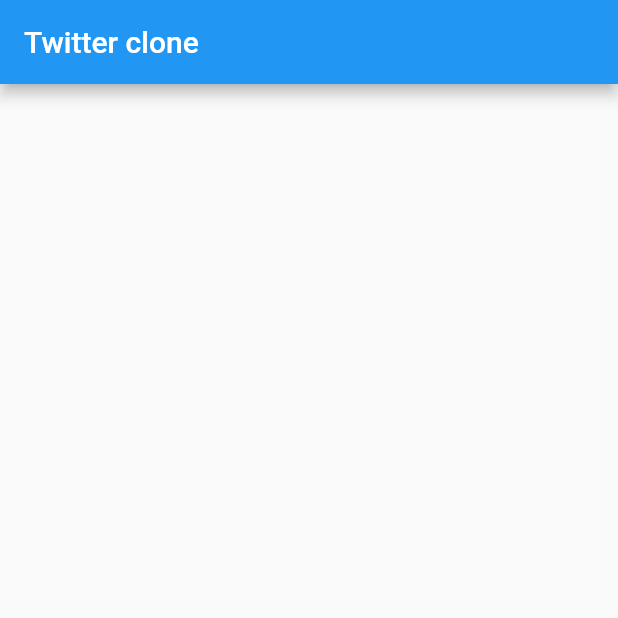
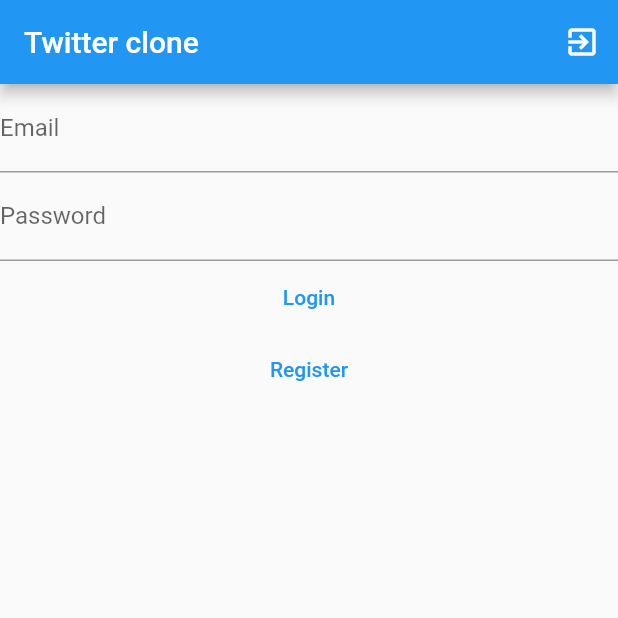
Before and after one commit to Rukkaitto/twitter_clone, a Flutter app: the screen it shows after launch, on a phone screen of 412 x 824 dp, the top half of it. Run offline on Flutter 3.47's test engine with Material 2 defaults, Android fonts, the phone set to English and light mode, and no system bars; our stand-ins replace bloc, firebase_auth, firebase_core; accounts and stored records are empty.

Commit message:
Added email/password sign in and registration

```diff
--- a/lib/app.dart
+++ b/lib/app.dart
@@ -1,4 +1,5 @@
 import 'package:flutter/material.dart';
+import 'package:twitter_clone/features/auth/ui/views/register_view.dart';
 import 'package:twitter_clone/home.dart';
 
 class App extends StatelessWidget {
@@ -6,9 +7,13 @@ class App extends StatelessWidget {
 
   @override
   Widget build(BuildContext context) {
-    return const MaterialApp(
+    return MaterialApp(
       title: 'Twitter Clone',
-      home: HomePage(),
+      initialRoute: HomePage.routeName,
+      routes: {
+        RegisterView.routeName: (context) => RegisterView(),
+      },
+      home: const HomePage(),
     );
   }
 }
--- /dev/null
+++ b/lib/features/auth/ui/cubit/auth_state.dart
@@ -0,0 +1,6 @@
+part of 'auth_cubit.dart';
+
+@immutable
+abstract class AuthState {}
+
+class AuthInitial extends AuthState {}
--- /dev/null
+++ b/lib/features/auth/ui/views/login_view.dart
@@ -0,0 +1,60 @@
+import 'package:firebase_auth/firebase_auth.dart';
+import 'package:flutter/material.dart';
+
+class LoginView extends StatelessWidget {
+  LoginView({Key? key}) : super(key: key);
+
+  final TextEditingController _emailController = TextEditingController();
+  final TextEditingController _passwordController = TextEditingController();
+
+  @override
+  Widget build(BuildContext context) {
+    return Center(
+      child: Column(
+        children: [
+          TextField(
+            controller: _emailController,
+            decoration: const InputDecoration(
+              labelText: 'Email',
+            ),
+          ),
+          TextField(
+            controller: _passwordController,
+            obscureText: true,
+            decoration: const InputDecoration(
+              labelText: 'Password',
+            ),
+          ),
+          TextButton(
+            onPressed: handleLogin,
+            child: const Text('Login'),
+          ),
+          TextButton(
+            onPressed: () => handleRegister(context),
+            child: const Text('Register'),
+          ),
+        ],
+      ),
+    );
+  }
+
+  void handleRegister(BuildContext context) {
+    Navigator.pushNamed(context, '/register');
+  }
+
+  void handleLogin() async {
+    try {
+      final userCredential =
+          await FirebaseAuth.instance.signInWithEmailAndPassword(
+        email: _emailController.text,
+        password: _passwordController.text,
+      );
+    } on FirebaseAuthException catch (e) {
+      if (e.code == 'user-not-found') {
+        print('User not found');
+      } else if (e.code == 'wrong-password') {
+        print('Wrong password');
+      }
+    }
+  }
+}
--- /dev/null
+++ b/lib/features/auth/ui/views/register_view.dart
@@ -0,0 +1,61 @@
+import 'package:firebase_auth/firebase_auth.dart';
+import 'package:flutter/material.dart';
+
+class RegisterView extends StatelessWidget {
+  static String routeName = '/register';
+  RegisterView({Key? key}) : super(key: key);
+
+  final TextEditingController _emailController = TextEditingController();
+  final TextEditingController _passwordController = TextEditingController();
+
+  @override
+  Widget build(BuildContext context) {
+    return Scaffold(
+      appBar: AppBar(
+        title: const Text('Register'),
+      ),
+      body: Center(
+        child: Column(
+          children: [
+            TextField(
+              controller: _emailController,
+              decoration: const InputDecoration(
+                labelText: 'Email',
+              ),
+            ),
+            TextField(
+              controller: _passwordController,
+              obscureText: true,
+              decoration: const InputDecoration(
+                labelText: 'Password',
+              ),
+            ),
+            TextButton(
+              onPressed: () => handleRegister(context),
+              child: const Text('Register'),
+            ),
+          ],
+        ),
+      ),
+    );
+  }
+
+  void handleRegister(BuildContext context) async {
+    try {
+      final userCredential =
+          await FirebaseAuth.instance.createUserWithEmailAndPassword(
+        email: _emailController.text,
+        password: _passwordController.text,
+      );
+      Navigator.of(context).pop();
+    } on FirebaseAuthException catch (e) {
+      if (e.code == 'weak-password') {
+        print('The password provided is too weak');
+      } else if (e.code == 'email-already-in-use') {
+        print('The account already exists for that email');
+      }
+    } catch (e) {
+      print(e);
+    }
+  }
+}
--- a/lib/home.dart
+++ b/lib/home.dart
@@ -1,6 +1,10 @@
+import 'package:firebase_auth/firebase_auth.dart';
 import 'package:flutter/material.dart';
+import 'package:twitter_clone/features/auth/ui/views/login_view.dart';
 
 class HomePage extends StatelessWidget {
+  static String routeName = '/';
+
   const HomePage({Key? key}) : super(key: key);
 
   @override
@@ -8,8 +12,33 @@ class HomePage extends StatelessWidget {
     return Scaffold(
       appBar: AppBar(
         title: const Text('Twitter clone'),
+        actions: [
+          IconButton(
+            icon: const Icon(Icons.exit_to_app),
+            onPressed: handleLogout,
+          ),
+        ],
       ),
-      body: Container(),
+      body: buildWithAuthState(),
     );
   }
+
+  Widget buildWithAuthState() {
+    return StreamBuilder<User?>(
+      stream: FirebaseAuth.instance.authStateChanges(),
+      builder: (context, snapshot) {
+        if (snapshot.hasData) {
+          return const Center(
+            child: Text('logged in'),
+          );
+        } else {
+          return LoginView();
+        }
+      },
+    );
+  }
+
+  void handleLogout() {
+    FirebaseAuth.instance.signOut();
+  }
 }
--- a/pubspec.yaml
+++ b/pubspec.yaml
@@ -35,6 +35,10 @@ dependencies:
   # Use with the CupertinoIcons class for iOS style icons.
   cupertino_icons: ^1.0.2
   firebase_core: ^1.13.1
+  firebase_auth: ^3.3.11
+  flutter_bloc: ^8.0.1
+  equatable: ^2.0.3
+  get_it: ^7.2.0
 
 dev_dependencies:
   flutter_test:
```
Also changed, not shown: lib/features/auth/ui/cubit/auth_cubit.dart (added, +8 -0 lines), pubspec.lock, 3 other files.
